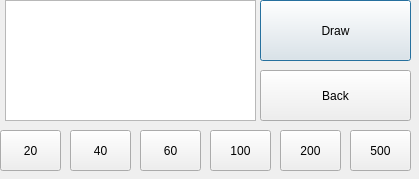
banksimul2022/group14, file bankautomat/drawmoney.ui: the form before one commit.
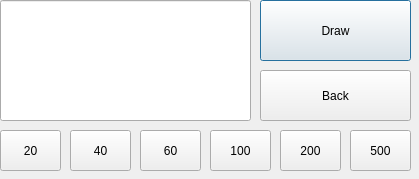
The form after the commit.

Commit message: draw money ui:ta eteenpäin

Diff of the .ui file:
```diff
--- a/bankautomat/drawmoney.ui
+++ b/bankautomat/drawmoney.ui
@@ -13,16 +13,6 @@
   <property name="windowTitle">
    <string>Dialog</string>
   </property>
-  <widget class="QListWidget" name="listWidget">
-   <property name="geometry">
-    <rect>
-     <x>5</x>
-     <y>0</y>
-     <width>251</width>
-     <height>121</height>
-    </rect>
-   </property>
-  </widget>
   <widget class="QPushButton" name="btndraw">
    <property name="geometry">
     <rect>
@@ -127,6 +117,16 @@
     <string>Back</string>
    </property>
   </widget>
+  <widget class="QLineEdit" name="lineEdit">
+   <property name="geometry">
+    <rect>
+     <x>0</x>
+     <y>0</y>
+     <width>251</width>
+     <height>121</height>
+    </rect>
+   </property>
+  </widget>
  </widget>
  <resources/>
  <connections/>
```
The commit also changes 2 other files.
